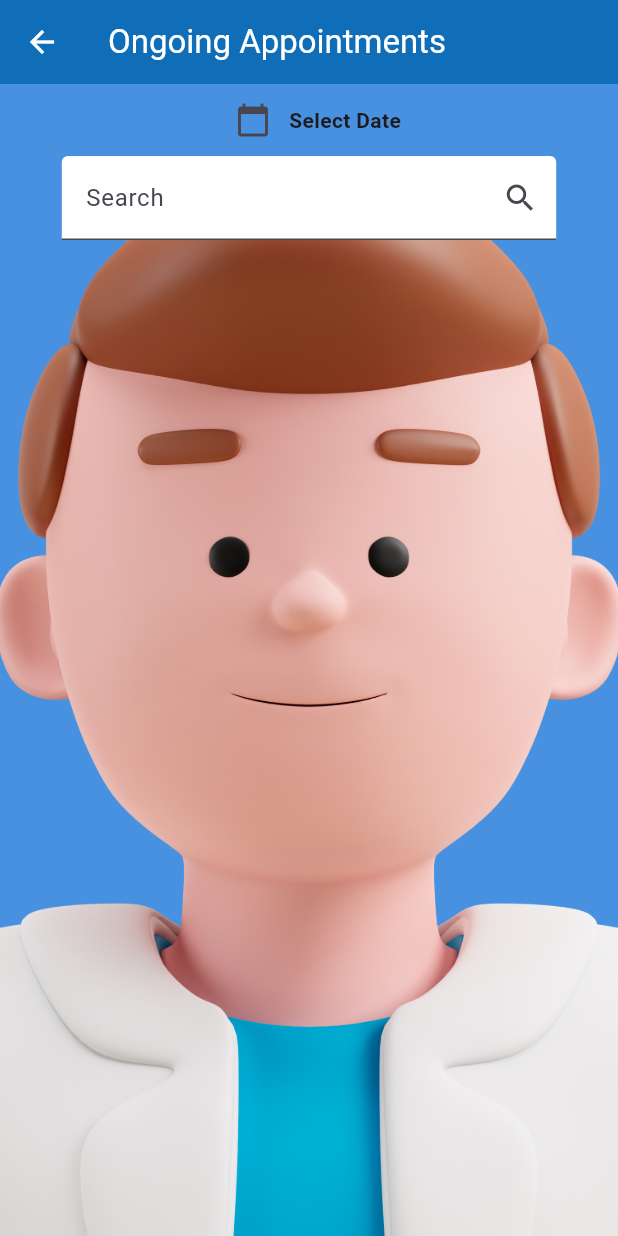
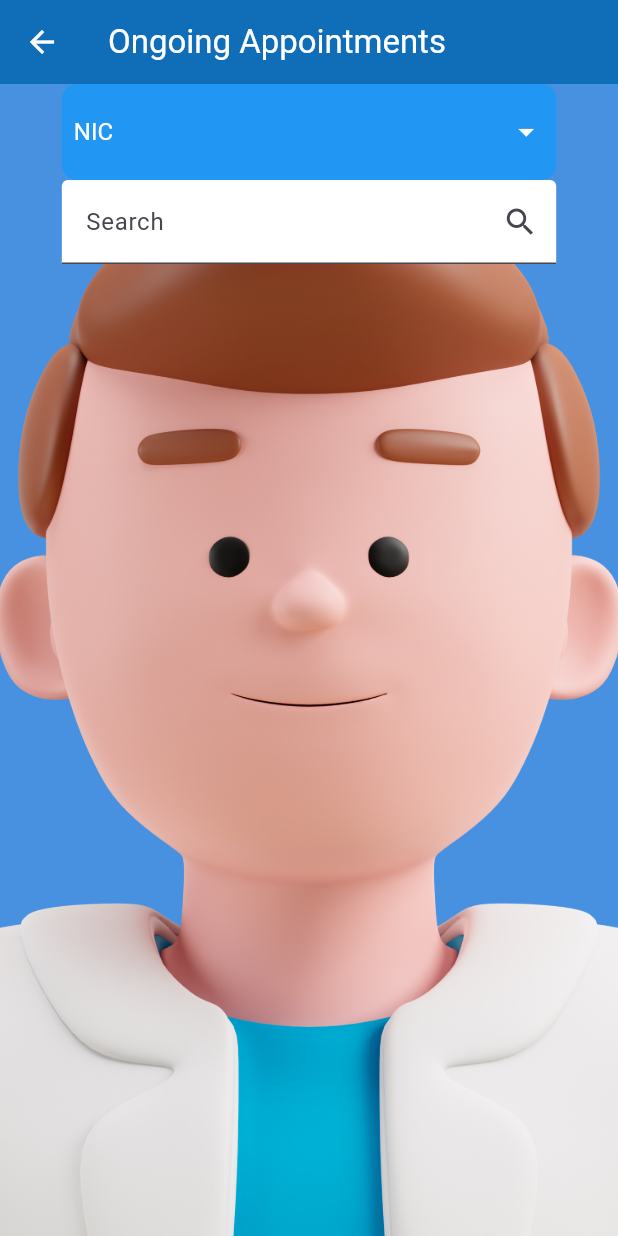
Before and after one commit to methjaya/appointmentLK_Sahansa, a Flutter app: the AdminHomeScreen screen opened directly, after a tap on the "notifications" icon, on a phone screen of 412 x 824 dp. Run offline on Flutter 3.47's test engine with Material 3 defaults, Android fonts, the phone set to English and light mode, and no system bars; our stand-ins replace cloud_firestore, firebase_auth, firebase_core; accounts and stored records are empty.

Commit message:
working model

```diff
--- a/lib/main.dart
+++ b/lib/main.dart
@@ -39,7 +39,7 @@ class MyApp extends StatelessWidget {
           stream: FirebaseAuth.instance.authStateChanges(),
           builder: (context, snapshot) {
             if (snapshot.hasData) {
-              return HomeScreen(); //WelcomeScreen(); later chang eto WelcomeScreen
+              return WelcomeScreen(); //WelcomeScreen(); later chang eto WelcomeScreen
             } else {
               return WelcomeScreen(); //LoginScreen();
             }
--- a/lib/screens/Admin/AdminHomeScreen.dart
+++ b/lib/screens/Admin/AdminHomeScreen.dart
@@ -1,6 +1,7 @@
 import 'package:AppointmentsbySahansa/screens/Admin/AdminCreateOfficer.dart';
 import 'package:AppointmentsbySahansa/screens/Admin/AdminNICScreen.dart';
 import 'package:AppointmentsbySahansa/screens/Admin/AdminOnGoingScreen.dart';
+import 'package:AppointmentsbySahansa/screens/Admin/AdminOnGoingScreen2.dart';
 import 'package:AppointmentsbySahansa/screens/Admin/ReviewOfficerUserScreen.dart';
 import 'package:AppointmentsbySahansa/screens/ProfileScreen.dart';
 import 'package:firebase_auth/firebase_auth.dart';
@@ -243,7 +244,7 @@ class HeaderSection extends StatelessWidget {
                   Navigator.push(
                       context,
                       MaterialPageRoute(
-                        builder: (context) => AdminOngoingScreen(),
+                        builder: (context) => AdminOnGoingScreen2(),
                       ));
                   // Handle notification icon press here
                 },
--- /dev/null
+++ b/lib/screens/Admin/AdminOnGoingScreen2.dart
@@ -0,0 +1,249 @@
+import 'package:AppointmentsbySahansa/screens/Admin/AdminHomeScreen.dart';
+import 'package:flutter/material.dart';
+import 'package:cloud_firestore/cloud_firestore.dart';
+import 'package:flutter/cupertino.dart';
+import 'package:AppointmentsbySahansa/screens/Officer/OfficerHomeScreen.dart';
+import 'package:url_launcher/url_launcher.dart';
+
+void main() {
+  runApp(MyApp());
+}
+
+class MyApp extends StatelessWidget {
+  @override
+  Widget build(BuildContext context) {
+    return MaterialApp(
+      title: 'APPOINTMENT_APP',
+      home: AdminOnGoingScreen2(),
+      theme: ThemeData(
+        primarySwatch: Colors.blue,
+        visualDensity: VisualDensity.adaptivePlatformDensity,
+      ),
+    );
+  }
+}
+
+class AdminOnGoingScreen2 extends StatefulWidget {
+  @override
+  _AdminOnGoingScreen2State createState() => _AdminOnGoingScreen2State();
+}
+
+class _AdminOnGoingScreen2State extends State<AdminOnGoingScreen2> {
+  late Future<List<Map<String, dynamic>>> dataFuture;
+  List<Map<String, dynamic>> appointments = [];
+  List<Map<String, dynamic>> filteredAppointments = [];
+  TextEditingController searchController = TextEditingController();
+  String selectedFilter = 'NIC'; // Default filter is NIC
+
+  @override
+  void initState() {
+    super.initState();
+    dataFuture = fetchAllData();
+  }
+
+  Future<List<Map<String, dynamic>>> fetchAllData() async {
+    List<String> collections = [
+      'LicenseFormData',
+      'PensionFormData',
+      'NICFormData',
+      'PassportFormData'
+    ];
+
+    List<Future<QuerySnapshot>> futures = collections.map((collection) {
+      return FirebaseFirestore.instance.collection(collection).get();
+    }).toList();
+
+    List<QuerySnapshot> snapshots = await Future.wait(futures);
+    List<Map<String, dynamic>> data = [];
+    for (int i = 0; i < snapshots.length; i++) {
+      var snapshot = snapshots[i];
+      for (var doc in snapshot.docs) {
+        var docData = doc.data() as Map<String, dynamic>;
+        data.add({
+          'collectionName': collections[i].replaceFirst('FormData', ''),
+          'selectedDate': docData['selectedDate'] ?? 'No date',
+          'selectedTime': docData['selectedTime'] ?? 'No time',
+          'title': docData['title'] ?? 'No title',
+          'location': docData['selectedLocation'] ?? 'No location',
+          'NIC': docData['nic'] ?? 'No NIC',
+          'phoneNumber': docData['contactNumber'] ?? 'No phone'
+        });
+      }
+    }
+    appointments = data;
+    filteredAppointments = data;
+    updateFilteredAppointments(); // Initial filter based on default selection
+    return data;
+  }
+
+  void updateFilteredAppointments() {
+    String query = searchController.text.toLowerCase();
+    setState(() {
+      filteredAppointments = appointments.where((appointment) {
+        bool matchesFilter =
+            appointment['collectionName'].toString().contains(selectedFilter);
+        bool matchesSearch =
+            appointment['title'].toString().toLowerCase().contains(query) ||
+                appointment['NIC'].toString().toLowerCase().contains(query);
+        return matchesFilter && matchesSearch;
+      }).toList();
+    });
+  }
+
+  void launchMapsUrl(String address) async {
+    var url = Uri.parse(
+        'https://www.google.com/maps/search/?api=1&query=${Uri.encodeComponent(address)}');
+    if (await canLaunchUrl(url)) {
+      await launchUrl(url);
+    } else {
+      throw 'Could not launch $url';
+    }
+  }
+
+  void cancelAppointment(int index) {
+    showDialog(
+      context: context,
+      builder: (BuildContext context) {
+        return AlertDialog(
+          title: Text("Cancel Appointment"),
+          content: Text("Are you sure you want to cancel this appointment?"),
+          actions: <Widget>[
+            TextButton(
+              child: Text("No"),
+              onPressed: () => Navigator.of(context).pop(),
+            ),
+            TextButton(
+              child: Text("Yes"),
+              onPressed: () {
+                setState(() {
+                  filteredAppointments.removeAt(index);
+                });
+                Navigator.of(context).pop();
+              },
+            ),
+          ],
+        );
+      },
+    );
+  }
+
+  @override
+  Widget build(BuildContext context) {
+    return Scaffold(
+      appBar: AppBar(
+        title: const Text('Ongoing Appointments',
+            style: TextStyle(color: Colors.white)),
+        backgroundColor: const Color.fromARGB(255, 15, 110, 183),
+        leading: IconButton(
+          icon: Icon(Icons.arrow_back, color: Colors.white),
+          onPressed: () => Navigator.push(
+            context,
+            CupertinoPageRoute(builder: (context) => AdminHomeScreen()),
+          ),
+        ),
+      ),
+      body: Container(
+        decoration: BoxDecoration(
+          image: const DecorationImage(
+            image: AssetImage('assets/nic.jpg'),
+            fit: BoxFit.cover,
+          ),
+          gradient: LinearGradient(
+            begin: Alignment.topCenter,
+            end: Alignment.bottomCenter,
+            colors: [Colors.black.withOpacity(0.5), Colors.transparent],
+          ),
+        ),
+        child: Column(
+          children: [
+            DropdownButtonHideUnderline(
+              child: Container(
+                padding: EdgeInsets.all(8.0),
+                margin: EdgeInsets.symmetric(
+                    horizontal: MediaQuery.of(context).size.width * 0.1),
+                decoration: BoxDecoration(
+                  borderRadius: BorderRadius.circular(10),
+                  color: Colors.blue,
+                ),
+                child: DropdownButton<String>(
+                  value: selectedFilter,
+                  isExpanded: true,
+                  icon: Icon(Icons.arrow_drop_down, color: Colors.white),
+                  dropdownColor: Colors.blue,
+                  style: TextStyle(color: Colors.white, fontSize: 16),
+                  onChanged: (String? newValue) {
+                    setState(() {
+                      selectedFilter = newValue!;
+                    });
+                    updateFilteredAppointments();
+                  },
+                  items: <String>['NIC', 'Passport', 'License', 'Pension']
+                      .map<DropdownMenuItem<String>>((String value) {
+                    return DropdownMenuItem<String>(
+                      value: value,
+                      child: Text(value),
+                    );
+                  }).toList(),
+                ),
+              ),
+            ),
+            Padding(
+              padding: EdgeInsets.symmetric(
+                  horizontal: MediaQuery.of(context).size.width * 0.1),
+              child: TextField(
+                controller: searchController,
+                onChanged: (text) => updateFilteredAppointments(),
+                decoration: InputDecoration(
+                  labelText: 'Search',
+                  suffixIcon: Icon(Icons.search),
+                  fillColor: Colors.white,
+                  filled: true,
+                ),
+              ),
+            ),
+            Expanded(
+              child: ListView.builder(
+                itemCount: filteredAppointments.length,
+                itemBuilder: (context, index) {
+                  Map<String, dynamic> appointment =
+                      filteredAppointments[index];
+                  return Container(
+                    width: MediaQuery.of(context).size.width * 0.8,
+                    constraints: BoxConstraints(maxWidth: 600),
+                    margin: EdgeInsets.all(10),
+                    child: Card(
+                      color: Colors.white.withOpacity(0.85),
+                      child: ListTile(
+                        title: Text(appointment['title'],
+                            style: TextStyle(
+                                color: Color.fromARGB(255, 15, 110, 183))),
+                        subtitle: Text(
+                            '${appointment['selectedDate']} at ${appointment['selectedTime']}\nLocation: ${appointment['location']}\nNIC: ${appointment['NIC']}'),
+                        leading: Icon(Icons.event_available,
+                            color: Color.fromARGB(255, 15, 110, 183)),
+                        trailing: Wrap(
+                          spacing: 12, // space between two icons
+                          children: <Widget>[
+                            IconButton(
+                              icon: Icon(Icons.map, color: Colors.green),
+                              onPressed: () =>
+                                  launchMapsUrl(appointment['location']),
+                            ),
+                            IconButton(
+                              icon: Icon(Icons.cancel, color: Colors.red),
+                              onPressed: () => cancelAppointment(index),
+                            ),
+                          ],
+                        ),
+                      ),
+                    ),
+                  );
+                },
+              ),
+            ),
+          ],
+        ),
+      ),
+    );
+  }
+}
```
Also changed, not shown: lib/screens/AppointmentScreen.dart (+5 -2 lines).
